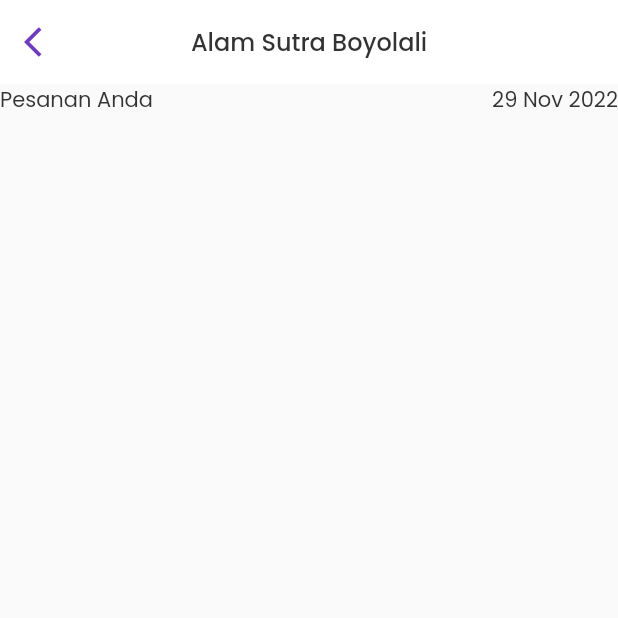
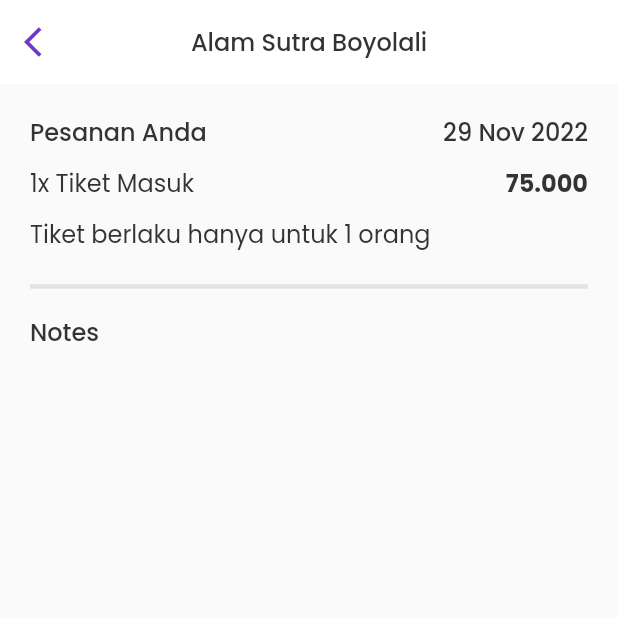
Before and after one commit to StevieOden/trip-boy, a Flutter app: the ResevartionCart screen opened directly, on a phone screen of 412 x 824 dp, the top half of it. Run offline on Flutter 3.47's test engine with Material 2 defaults, Android fonts, the phone set to English and light mode, and no system bars; our stand-ins replace cloud_firestore, firebase_auth, firebase_core, flutter_spinkit, flutter_svg, google_fonts and 6 more; accounts and stored records are empty; generated files the repository leaves out were written again; project files that could hold a hidden picture were left out.

Commit message:
feat: [AA] reservation-cart

```diff
--- a/lib/ui/user/resevartion_cart.dart
+++ b/lib/ui/user/resevartion_cart.dart
@@ -35,17 +35,74 @@
         ),
       ),
       body: Container(
-          child: Row(
+        padding: EdgeInsets.only(left: 20, right: 20, top: 20),
+        child: Column(
+          children: [
+            Row(
               mainAxisAlignment: MainAxisAlignment.spaceBetween,
               children: [
                 Text(
                   'Pesanan Anda',
-            style: AppTextStyles.appTitlew400s14(ColorValues().blackColor),
+                  style:
+                      AppTextStyles.appTitlew500s16(ColorValues().blackColor),
                 ),
                 Text('29 Nov 2022',
-              style: AppTextStyles.appTitlew400s14(ColorValues().blackColor))
+                    style:
+                        AppTextStyles.appTitlew500s16(ColorValues().blackColor))
               ],
-      )),
+            ),
+            SizedBox(
+              height: 10,
+            ),
+            Row(
+              mainAxisAlignment: MainAxisAlignment.spaceBetween,
+              children: [
+                Text(
+                  '1x Tiket Masuk',
+                  style:
+                      AppTextStyles.appTitlew400s16(ColorValues().blackColor),
+                ),
+                Text('75.000',
+                    style:
+                        AppTextStyles.appTitlew700s16(ColorValues().blackColor))
+              ],
+            ),
+            SizedBox(
+              height: 10,
+            ),
+            Row(
+              mainAxisAlignment: MainAxisAlignment.spaceBetween,
+              children: [
+                Text(
+                  'Tiket berlaku hanya untuk 1 orang',
+                  style:
+                      AppTextStyles.appTitlew400s16(ColorValues().blackColor),
+                ),
+              ],
+            ),
+            SizedBox(
+              height: 15,
+            ),
+            Divider(
+              color: Color.fromARGB(255, 227, 227, 227),
+              thickness: 3,
+            ),
+            SizedBox(
+              height: 10,
+            ),
+            Row(
+              mainAxisAlignment: MainAxisAlignment.spaceBetween,
+              children: [
+                Text(
+                  'Notes',
+                  style:
+                      AppTextStyles.appTitlew500s16(ColorValues().blackColor),
+                ),
+              ],
+            ),
+          ],
+        ),
+      ),
     );
   }
 }
```
Lines whose indentation alone changed are shown as unchanged.
